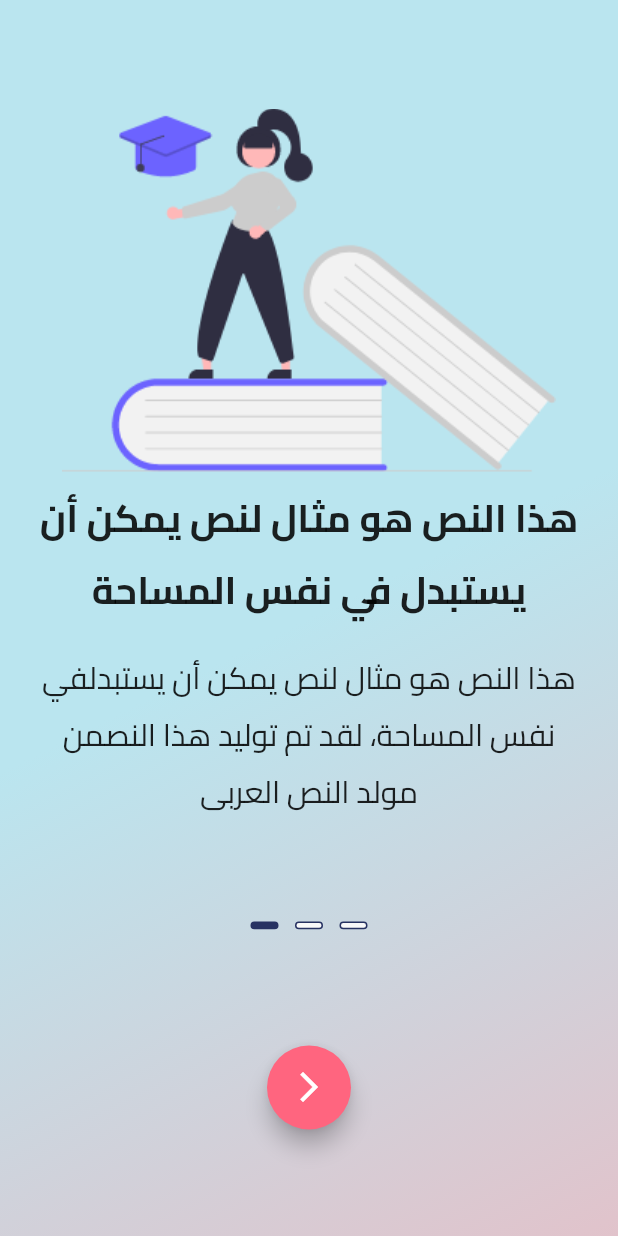
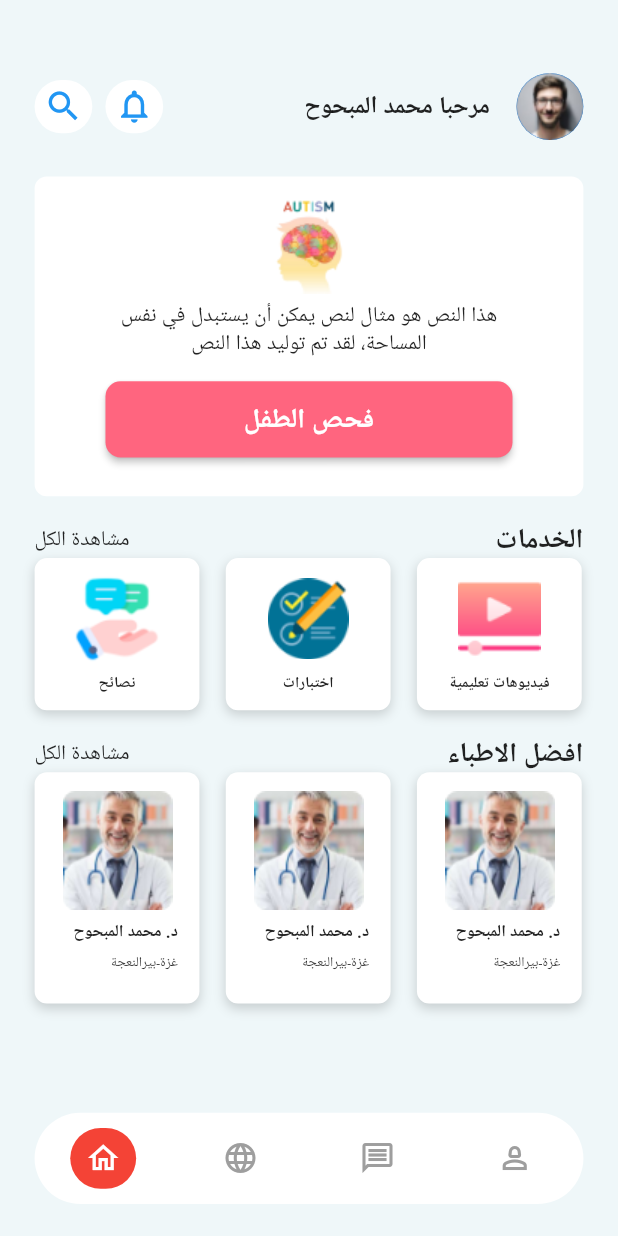
Before and after one commit to FutureTechCo/autism_final_project, a Flutter app: the screen it shows after launch, on a phone screen of 412 x 824 dp. Run offline on Flutter 3.47's test engine with Material 2 defaults, Android fonts, the light colour scheme and no system bars; our stand-ins replace flutter_screenutil.

Commit message:
home secren

```diff
--- /dev/null
+++ b/lib/Custom/CustomBottomNavigationBar.dart
@@ -0,0 +1,110 @@
+import 'package:flutter/material.dart';
+import 'package:flutter_screenutil/flutter_screenutil.dart';
+
+class CustomBottomNavigationBar extends StatelessWidget {
+
+  int selectedIndex;
+  Color? backgroundColor;
+  Function onItemTapped;
+
+  CustomBottomNavigationBar({
+    super.key,
+    required this.selectedIndex,
+    required this.onItemTapped,
+    this.backgroundColor,
+  });
+
+  @override
+  Widget build(BuildContext context) {
+    return Container(
+      margin: EdgeInsets.only(left: 21.w, right: 21.w, bottom: 21.h),
+      width: 333.w,
+      height: 60.h,
+      decoration: BoxDecoration(
+        borderRadius: BorderRadius.circular(30.r),
+        color: backgroundColor,
+      ),
+      child: Row(
+        mainAxisAlignment: MainAxisAlignment.spaceAround,
+        children: [
+          InkWell(
+            onTap: () {
+              onItemTapped(0);
+            },
+            child: Container(
+              width: 40.w,
+              height: 40.h,
+              decoration:  selectedIndex == 0
+                  ? BoxDecoration(
+                      borderRadius: BorderRadius.circular(30.r),
+                      color: Colors.red)
+                  : const BoxDecoration(),
+              child: Icon(
+                Icons.home_outlined,
+                size: 24,
+                color:  selectedIndex == 0 ? Colors.white : Colors.grey,
+              ),
+            ),
+          ),
+          InkWell(
+            onTap: () {
+              onItemTapped(1);
+            },
+            child: Container(
+              width: 40.w,
+              height: 40.h,
+              decoration:  selectedIndex == 1
+                  ? BoxDecoration(
+                      borderRadius: BorderRadius.circular(30.r),
+                      color: Colors.red)
+                  : const BoxDecoration(),
+              child: Icon(
+                Icons.language,
+                size: 24,
+                color:  selectedIndex == 1 ? Colors.white : Colors.grey,
+              ),
+            ),
+          ),
+          InkWell(
+            onTap: () {
+              onItemTapped(2);
+            },
+            child: Container(
+              width: 40.w,
+              height: 40.h,
+              decoration:  selectedIndex == 2
+                  ? BoxDecoration(
+                      borderRadius: BorderRadius.circular(30.r),
+                      color: Colors.red)
+                  : const BoxDecoration(),
+              child: Icon(
+                Icons.message_outlined,
+                size: 24,
+                color:  selectedIndex == 2 ? Colors.white : Colors.grey,
+              ),
+            ),
+          ),
+          InkWell(
+            onTap: () {
+              onItemTapped(3);
+            },
+            child: Container(
+              width: 40.w,
+              height: 40.h,
+              decoration:  selectedIndex == 3
+                  ? BoxDecoration(
+                      borderRadius: BorderRadius.circular(30.r),
+                      color: Colors.red)
+                  : const BoxDecoration(),
+              child: Icon(
+                Icons.person_2_outlined,
+                size: 24,
+                color:  selectedIndex == 3 ? Colors.white : Colors.grey,
+              ),
+            ),
+          ),
+        ],
+      ),
+    );
+  }
+}
--- /dev/null
+++ b/lib/Custom/CustomDoctorCard.dart
@@ -0,0 +1,53 @@
+import 'package:flutter/material.dart';
+import 'package:flutter_screenutil/flutter_screenutil.dart';
+
+class CustomDoctorCard extends StatelessWidget {
+  String image;
+  String name;
+  String location;
+
+  CustomDoctorCard({
+    super.key,
+    required this.image,
+    required this.name,
+    required this.location,
+  });
+
+  @override
+  Widget build(BuildContext context) {
+    return Container(
+      height: 152.h,
+      width: 100.w,
+      decoration: BoxDecoration(
+          color: Colors.white,
+          borderRadius: BorderRadius.circular(8.r),
+          boxShadow: const [
+            BoxShadow(
+                color: Color(0x29000000), offset: Offset(0, 3), blurRadius: 6)
+          ]),
+      padding: EdgeInsets.symmetric(vertical: 12.h, horizontal: 13.w),
+      child: Column(
+        crossAxisAlignment: CrossAxisAlignment.end,
+        children: [
+          Container(
+            decoration: BoxDecoration(borderRadius: BorderRadius.circular(8)),
+            height: 79.h,
+            width: 73.w,
+            child: Image.asset(image),
+          ),
+          SizedBox(height: 6.h),
+          SizedBox(
+            height: 20.h,
+            child: Text(name,
+                style: TextStyle(fontSize: 11.sp, fontWeight: FontWeight.w600)),
+          ),
+          SizedBox(height: 2.h),
+          SizedBox(
+            height: 17.h,
+            child: Text(location, style: TextStyle(fontSize: 9.sp)),
+          ),
+        ],
+      ),
+    );
+  }
+}
--- /dev/null
+++ b/lib/MainScreens/Home.dart
@@ -0,0 +1,261 @@
+import 'package:autism_final_project/Custom/CustomDoctorCard.dart';
+import 'package:flutter/material.dart';
+import 'package:flutter_screenutil/flutter_screenutil.dart';
+
+class Home extends StatelessWidget {
+  @override
+  Widget build(BuildContext context) {
+    return Container(
+      margin: EdgeInsets.only(left: 21.w, right: 21.w, top: 48.h),
+      child: ListView(
+        children: [
+          Row(
+            mainAxisAlignment: MainAxisAlignment.spaceBetween,
+            children: [
+              Row(
+                children: [
+                  Container(
+                    height: 35.h,
+                    width: 35.w,
+                    decoration: BoxDecoration(
+                        color: Colors.white,
+                        borderRadius: BorderRadius.circular(35)),
+                    child: Icon(
+                      Icons.search,
+                      size: 24.w,
+                      color: Colors.blue,
+                    ),
+                  ),
+                  SizedBox(
+                    width: 8.w,
+                  ),
+                  Container(
+                    height: 35.h,
+                    width: 35.w,
+                    decoration: BoxDecoration(
+                        color: Colors.white,
+                        borderRadius: BorderRadius.circular(35)),
+                    child: Icon(
+                      Icons.notifications_none,
+                      size: 24.w,
+                      color: Colors.blue,
+                    ),
+                  ),
+                ],
+              ),
+              Row(
+                children: [
+                  Text(
+                    'مرحبا محمد المبحوح',
+                    style: TextStyle(
+                      fontSize: 16.sp,
+                      fontWeight: FontWeight.w600,
+                    ),
+                  ),
+                  SizedBox(
+                    width: 16.w,
+                  ),
+                  CircleAvatar(
+                    radius: 22.r,
+                    foregroundImage: AssetImage('assets/face.png'),
+                  ),
+                ],
+              ),
+            ],
+          ),
+          SizedBox(
+            height: 24.h,
+          ),
+          Container(
+            height: 210.h,
+            width: 327.w,
+            padding: EdgeInsets.symmetric(horizontal: 40.w, vertical: 14.h),
+            decoration: BoxDecoration(
+                color: Colors.white, borderRadius: BorderRadius.circular(8)),
+            child: Column(
+              children: [
+                Image.asset('assets/home1.png'),
+                SizedBox(
+                  height: 5.h,
+                ),
+                Text(
+                  'هذا النص هو مثال لنص يمكن أن يستبدل في نفس المساحة، لقد تم توليد هذا النص',
+                  style: TextStyle(fontSize: 14.sp),
+                  textAlign: TextAlign.center,
+                ),
+                SizedBox(
+                  height: 15.h,
+                ),
+                ElevatedButton(
+                  onPressed: () {},
+                  style: ButtonStyle(
+                    shape: MaterialStateProperty.all(RoundedRectangleBorder(
+                        borderRadius: BorderRadius.circular(10.r))),
+                    backgroundColor:
+                        MaterialStateProperty.all(Color(0xffFF657F)),
+                    fixedSize: MaterialStateProperty.all(Size(247.w, 50.h)),
+                    textStyle: MaterialStateProperty.all(TextStyle(
+                        fontSize: 18.sp, fontWeight: FontWeight.bold)),
+                  ),
+                  child: const Text("فحص الطفل"),
+                ),
+              ],
+            ),
+          ),
+          SizedBox(
+            height: 16.h,
+          ),
+          Column(
+            children: [
+              Row(
+                mainAxisAlignment: MainAxisAlignment.spaceBetween,
+                children: [
+                  Text('مشاهدة الكل'),
+                  Text(
+                    'الخدمات',
+                    style:
+                        TextStyle(fontSize: 18.sp, fontWeight: FontWeight.bold),
+                  ),
+                ],
+              ),
+              Row(
+                children: [
+                  Container(
+                    height: 100.h,
+                    width: 100.w,
+                    decoration: BoxDecoration(
+                        color: Colors.white,
+                        borderRadius: BorderRadius.circular(8.r),
+                        boxShadow: const [
+                          BoxShadow(
+                              color: Color(0x29000000), offset: Offset(0, 3), blurRadius: 6)
+                        ]),
+                    padding: EdgeInsets.only(top: 10.h),
+                    child: Column(
+                      children: [
+                        Container(
+                          decoration: BoxDecoration(borderRadius: BorderRadius.circular(8)),
+                          height: 60.h,
+                          width: 60.w,
+                          child: Image.asset('assets/discussion.png'),
+                        ),
+                        SizedBox(height: 5.h),
+                        SizedBox(
+                          height: 19.h,
+                          child: Text('نصائح',
+                              style: TextStyle(fontSize: 10.sp, fontWeight: FontWeight.w600)),
+                        ),
+                      ],
+                    ),
+                  ),
+                  SizedBox(
+                    width: 16.w,
+                  ),
+                  Container(
+                    height: 100.h,
+                    width: 100.w,
+                    decoration: BoxDecoration(
+                        color: Colors.white,
+                        borderRadius: BorderRadius.circular(8.r),
+                        boxShadow: const [
+                          BoxShadow(
+                              color: Color(0x29000000), offset: Offset(0, 3), blurRadius: 6)
+                        ]),
+                    padding: EdgeInsets.only(top: 10.h),
+                    child: Column(
+                      children: [
+                        Container(
+                          decoration: BoxDecoration(borderRadius: BorderRadius.circular(8)),
+                          height: 60.h,
+                          width: 60.w,
+                          child: Image.asset('assets/test.png'),
+                        ),
+                        SizedBox(height: 5.h),
+                        SizedBox(
+                          height: 19.h,
+                          child: Text('اختبارات',
+                              style: TextStyle(fontSize: 10.sp, fontWeight: FontWeight.w600)),
+                        ),
+                      ],
+                    ),
+                  ),
+                  SizedBox(
+                    width: 16.w,
+                  ),
+                  Container(
+                    height: 100.h,
+                    width: 100.w,
+                    decoration: BoxDecoration(
+                        color: Colors.white,
+                        borderRadius: BorderRadius.circular(8.r),
+                        boxShadow: const [
+                          BoxShadow(
+                              color: Color(0x29000000), offset: Offset(0, 3), blurRadius: 6)
+                        ]),
+                    padding: EdgeInsets.only(top: 10.h),
+                    child: Column(
+                      children: [
+                        Container(
+                          decoration: BoxDecoration(borderRadius: BorderRadius.circular(8)),
+                          height: 60.h,
+                          width: 60.w,
+                          child: Image.asset('assets/media.png'),
+                        ),
+                        SizedBox(height: 5.h),
+                        SizedBox(
+                          height: 19.h,
+                          child: Text('فيديوهات تعليمية',
+                              style: TextStyle(fontSize: 10.sp, fontWeight: FontWeight.w600)),
+                        ),
+                      ],
+                    ),
+                  ),
+                ],
+              )
+            ],
+          ),
+          SizedBox(
+            height: 16.h,
+          ),
+          Column(
+            children: [
+              Row(
+                mainAxisAlignment: MainAxisAlignment.spaceBetween,
+                children: [
+                  Text('مشاهدة الكل'),
+                  Text(
+                    'افضل الاطباء',
+                    style:
+                        TextStyle(fontSize: 18.sp, fontWeight: FontWeight.bold),
+                  ),
+                ],
+              ),
+              Row(
+                children: [
+                  CustomDoctorCard(
+                      image: 'assets/doctor.png',
+                      name: 'د. محمد المبحوح',
+                      location: 'غزة-بيرالنعجة'),
+                  SizedBox(
+                    width: 16.w,
+                  ),
+                  CustomDoctorCard(
+                      image: 'assets/doctor.png',
+                      name: 'د. محمد المبحوح',
+                      location: 'غزة-بيرالنعجة'),
+                  SizedBox(
+                    width: 16.w,
+                  ),
+                  CustomDoctorCard(
+                      image: 'assets/doctor.png',
+                      name: 'د. محمد المبحوح',
+                      location: 'غزة-بيرالنعجة'),
+                ],
+              )
+            ],
+          ),
+        ],
+      ),
+    );
+  }
+}
--- /dev/null
+++ b/lib/MainScreens/MainScreen.dart
@@ -0,0 +1,27 @@
+import 'package:autism_final_project/Custom/CustomBottomNavigationBar.dart';
+import 'package:autism_final_project/MainScreens/Home.dart';
+import 'package:flutter/material.dart';
+
+class MainScreen extends StatefulWidget {
+  @override
+  State<MainScreen> createState() => _MainScreenState();
+}
+
+class _MainScreenState extends State<MainScreen> {
+  int _selectedIndex = 0;
+
+  void _onItemTapped(int index) {
+    setState(() {
+      _selectedIndex = index;
+    });
+  }
+  List<Widget> body=[Home(),Center(child: Text('language'),),Center(child: Text('message'),),Center(child: Text('profile'),)];
+  @override
+  Widget build(BuildContext context) {
+    return Scaffold(
+        backgroundColor: Color(0xffEFF7F9),
+        body: body[_selectedIndex],
+        bottomNavigationBar:
+        CustomBottomNavigationBar(backgroundColor: Colors.white, selectedIndex: _selectedIndex,onItemTapped: _onItemTapped));
+  }
+}
--- a/lib/main.dart
+++ b/lib/main.dart
@@ -1,3 +1,4 @@
+import 'package:autism_final_project/MainScreens/MainScreen.dart';
 import 'package:autism_final_project/PageView.dart';
 import 'package:autism_final_project/lunchScreen.dart';
 import 'package:flutter/material.dart';
@@ -21,11 +22,12 @@ class MyApp extends StatelessWidget {
       return MaterialApp(
         locale: const Locale('ar'),
         debugShowCheckedModeBanner: false,
-        onGenerateRoute: AppRouts.OnGenerateRout,
+        // onGenerateRoute: AppRouts.OnGenerateRout,
           title: 'Flutter Demo',
         theme: ThemeData(
           primarySwatch: Colors.blue,
         ),
+        home: MainScreen(),
       );
     },);
   }
```
Also changed, not shown: assets/discussion.png (added), assets/doctor.png (added), assets/face.png (added), assets/home1.png (added), assets/media.png (added), assets/test.png (added).
